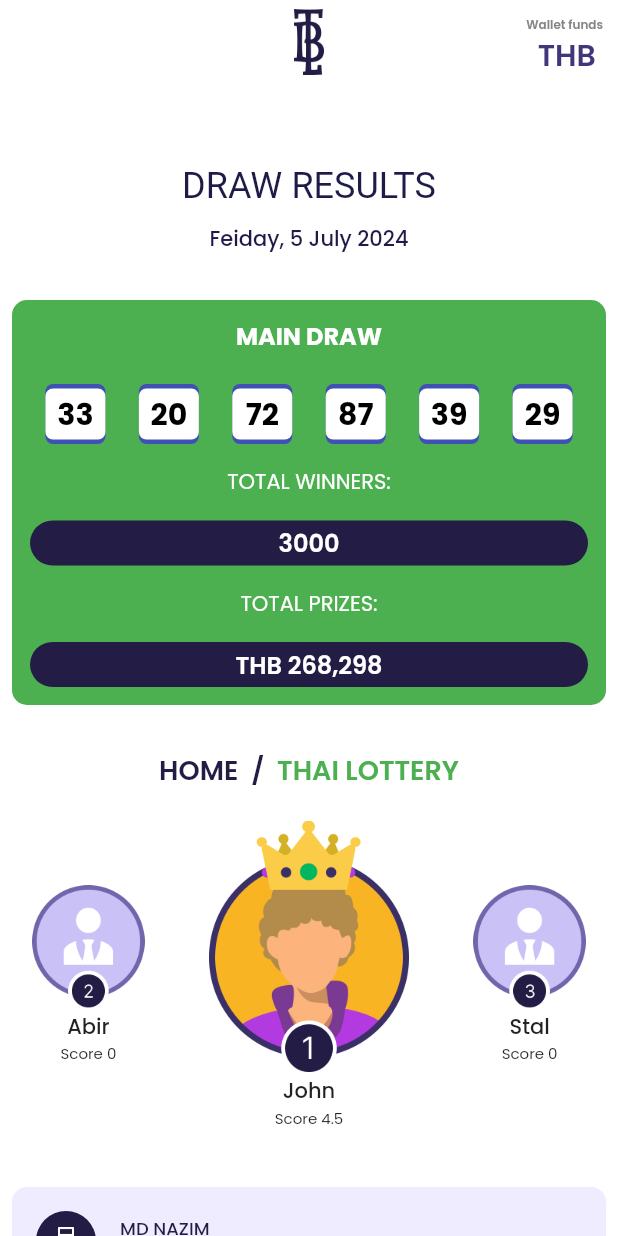
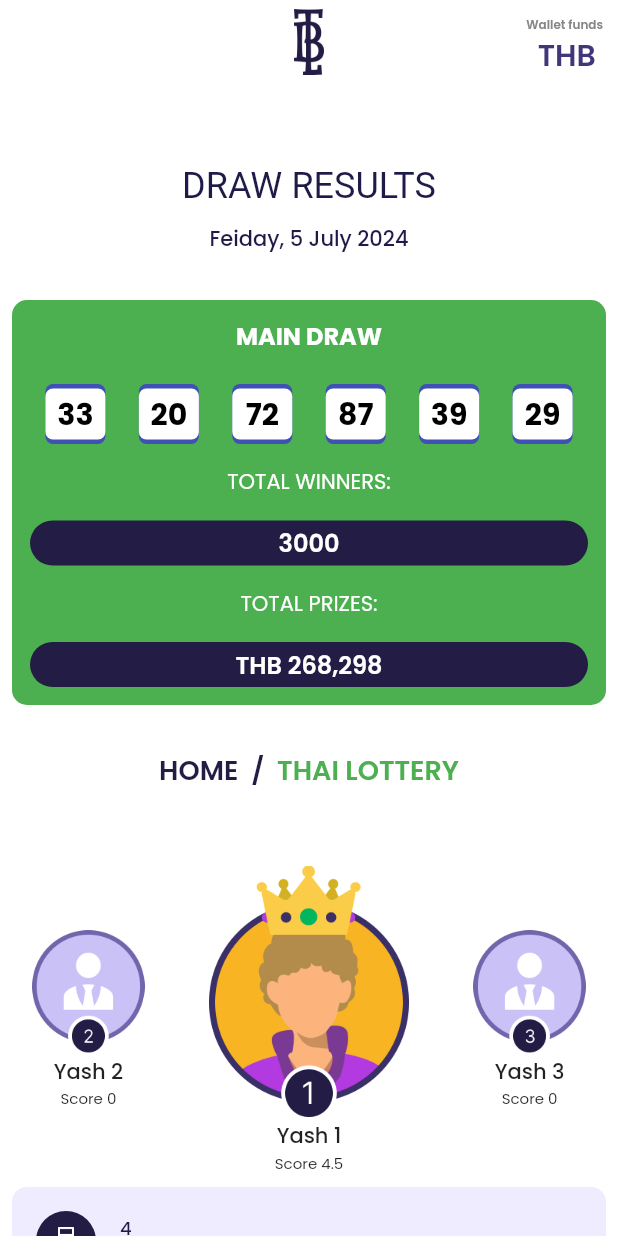
Before and after one commit to yashjasoli/lottery, a Flutter app: the DrawResuits screen opened directly, on a phone screen of 412 x 824 dp. Run offline on Flutter 3.47's test engine with Material 3 defaults, Android fonts, the phone set to English and light mode, and no system bars; our stand-ins replace accordion, carousel_slider, country_code_picker, dots_indicator, google_fonts, lottie and 3 more; accounts and stored records are empty; Roboto replaces fonts that are missing (Aclonica).

Commit message:
winging ui change

```diff
--- a/lib/home/draw_results.dart
+++ b/lib/home/draw_results.dart
@@ -12,6 +12,28 @@ class DrawResuits extends StatefulWidget {
 }
 
 class _DrawResuitsState extends State<DrawResuits> {
+
+  List<String> name = [
+    "Yash 1",
+    "Yash 2",
+    "Yash 3",
+    "4",
+    "5",
+    "6",
+    "7",
+    "8",
+    "9",
+    "10",
+    "11",
+    "12",
+    "13",
+    "14",
+    "15",
+    "16",
+    "17",
+  ];
+
+
   @override
   Widget build(BuildContext context) {
     return Scaffold(
@@ -304,89 +326,97 @@ class _DrawResuitsState extends State<DrawResuits> {
               const SizedBox(
                 height: 20,
               ),
-              Row(
+              const SizedBox(
+                height: 30,
+              ),
+              ListView.builder(
+                itemCount: name.length,
+                shrinkWrap: true,
+                physics: const NeverScrollableScrollPhysics(),
+                itemBuilder: (BuildContext context, int index) {
+                  if (index == 0) {
+                    // Custom layout for the first item (Row containing 3 Columns)
+                    return Row(
                       mainAxisAlignment: MainAxisAlignment.spaceAround,
                       children: [
+                        // Column 2 (index 0)
                         Column(
                           children: [
                             Image.asset(
                               ic_number_2,
                               scale: 4.0,
                             ),
-                      const Text(
-                        "Abir",
-                        style: TextStyle(
+                            Text(
+                              name[1], // Corresponding name for index 0
+                              style: const TextStyle(
                                 fontSize: 14,
                                 fontWeight: FontWeight.w500,
                               ),
                             ),
                             const Text(
-                        "Score 0",
+                              "Score 0", // Static score or make it dynamic
                               style: TextStyle(
                                 fontSize: 10,
                                 fontWeight: FontWeight.w400,
                               ),
-                      )
+                            ),
                           ],
                         ),
+                        // Column 1 (index 1)
                         Column(
                           children: [
                             Image.asset(
                               ic_number_1,
                               scale: 3.9,
                             ),
-                      const Text(
-                        "John",
-                        style: TextStyle(
+                            Text(
+                              name[0], // Corresponding name for index 1
+                              style: const TextStyle(
                                 fontSize: 14,
                                 fontWeight: FontWeight.w500,
                               ),
                             ),
                             const Text(
-                        "Score 4.5",
+                              "Score 4.5", // Static score or make it dynamic
                               style: TextStyle(
                                 fontSize: 10,
                                 fontWeight: FontWeight.w400,
                               ),
-                      )
+                            ),
                           ],
                         ),
+                        // Column 3 (index 2)
                         Column(
                           children: [
                             Image.asset(
                               ic_number_3,
                               scale: 4.0,
                             ),
-                      const Text(
-                        "Stal",
-                        style: TextStyle(
+                            Text(
+                              name[2], // Corresponding name for index 2
+                              style: const TextStyle(
                                 fontSize: 14,
                                 fontWeight: FontWeight.w500,
                               ),
                             ),
                             const Text(
-                        "Score 0",
+                              "Score 0", // Static score or make it dynamic
                               style: TextStyle(
                                 fontSize: 10,
                                 fontWeight: FontWeight.w400,
                               ),
-                      )
+                            ),
                           ],
                         ),
                       ],
-              ),
-              const SizedBox(
-                height: 30,
-              ),
-              ListView.builder(
-                  itemCount: 12,
-                  shrinkWrap: true,
-                  physics: const NeverScrollableScrollPhysics(),
-                  itemBuilder: (BuildContext context, index) {
+                    );
+                  } else if (index >= 3) {
+                    // Different layout for other items starting from index 3
                     return Container(
                       decoration: BoxDecoration(
                         color: toolbarcolor_lang,
-                          borderRadius: BorderRadius.circular(10)),
+                        borderRadius: BorderRadius.circular(10),
+                      ),
                       margin: const EdgeInsets.all(8),
                       child: ListTile(
                         onTap: () {},
@@ -397,30 +427,37 @@ class _DrawResuitsState extends State<DrawResuits> {
                             scale: 3,
                           ),
                         ),
-                        title: const Text(
-                          "MD NAZIM",
-                          style: TextStyle(
+                        title: Text(
+                          name[index], // Display the name dynamically for other items
+                          style: const TextStyle(
                             fontSize: 12,
                             fontWeight: FontWeight.w500,
-                              color: primarycolor_cust),
+                            color: primarycolor_cust,
+                          ),
                         ),
                         subtitle: const Text(
-                          "nazimsat786@gmail.com",
+                          "nazimsat786@gmail.com", // Adjust if necessary
                           style: TextStyle(
                             fontWeight: FontWeight.w500,
                             fontSize: 10,
-                              color: greycolor_cust),
+                            color: greycolor_cust,
+                          ),
                         ),
                         trailing: const Text(
-                          "Score 0",
+                          "Score 0", // Static score or dynamic if needed
                           style: TextStyle(
                             fontSize: 8,
                             fontWeight: FontWeight.w500,
-                              color: greycolor_cust),
+                            color: greycolor_cust,
+                          ),
                         ),
                       ),
                     );
-                  })
+                  } else {
+                    return Container(); // Return an empty container for index 1 and 2 (or modify as needed)
+                  }
+                },
+              )
             ],
           ),
         ),
```
Lines whose indentation alone changed are shown as unchanged.
